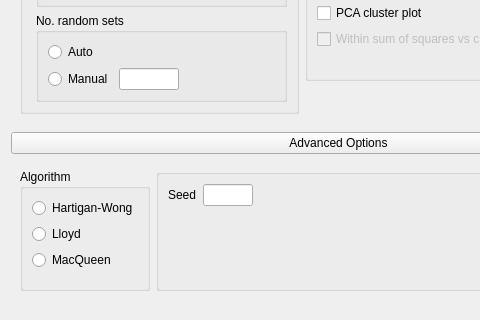
Above: JASP-Desktop/analysisforms/MachineLearning/mlclusteringkmeansform.ui from jasp-stats/jasp-desktop before the change; both pictures show x 0 to 480 and y 493 to 813 of the 677 by 813 pixel window. Below: the same form after it.
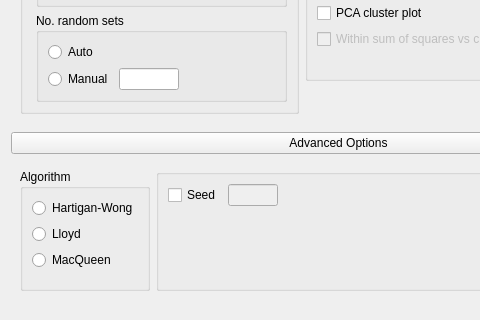
That is the form after the change. Custom widgets are drawn as their Qt base class.

Commit message: from/to predictions + additional error handling + seed change

```diff
--- a/JASP-Desktop/analysisforms/MachineLearning/mlclusteringkmeansform.ui
+++ b/JASP-Desktop/analysisforms/MachineLearning/mlclusteringkmeansform.ui
@@ -957,15 +957,11 @@
             <string/>
            </property>
            <layout class="QGridLayout" name="gridLayout_9">
-            <item row="0" column="0">
-             <widget class="QLabel" name="label_4">
-              <property name="text">
-               <string>Seed</string>
-              </property>
-             </widget>
-            </item>
             <item row="0" column="1">
              <widget class="BoundTextBox" name="seed">
+              <property name="enabled">
+               <bool>false</bool>
+              </property>
               <property name="maximumSize">
                <size>
                 <width>50</width>
@@ -1000,6 +996,13 @@
               </property>
              </spacer>
             </item>
+            <item row="0" column="0">
+             <widget class="BoundCheckBox" name="seedBox">
+              <property name="text">
+               <string>Seed</string>
+              </property>
+             </widget>
+            </item>
            </layout>
           </widget>
          </item>
```
Left out of the diff: 16 changed lines with no effect on the pictures. The commit also changes 14 other files.
